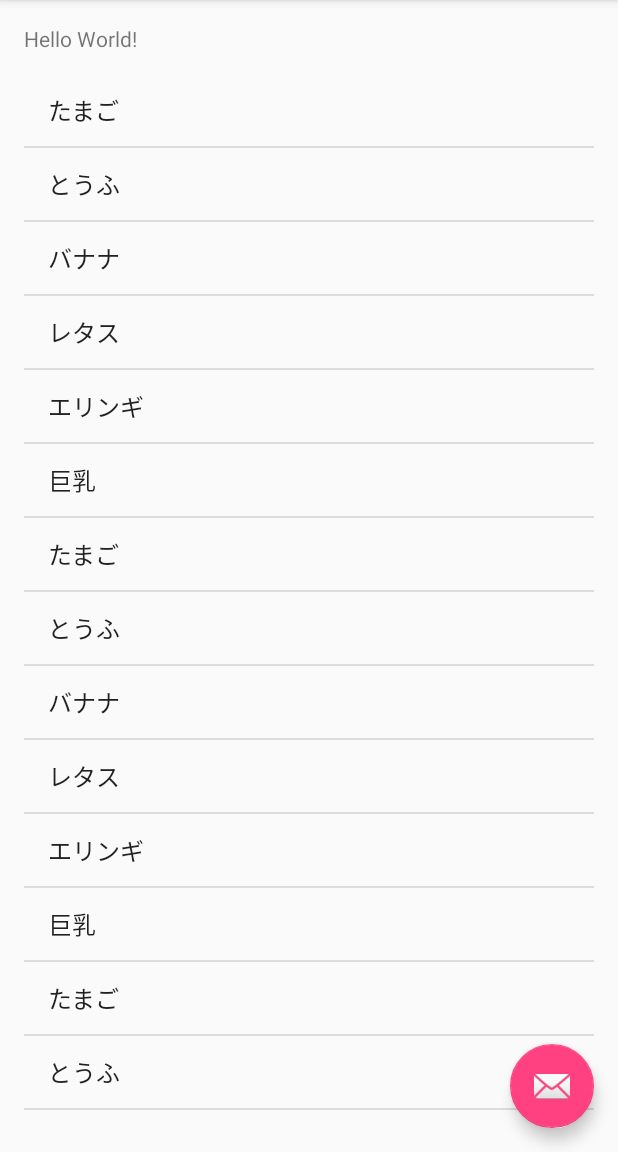
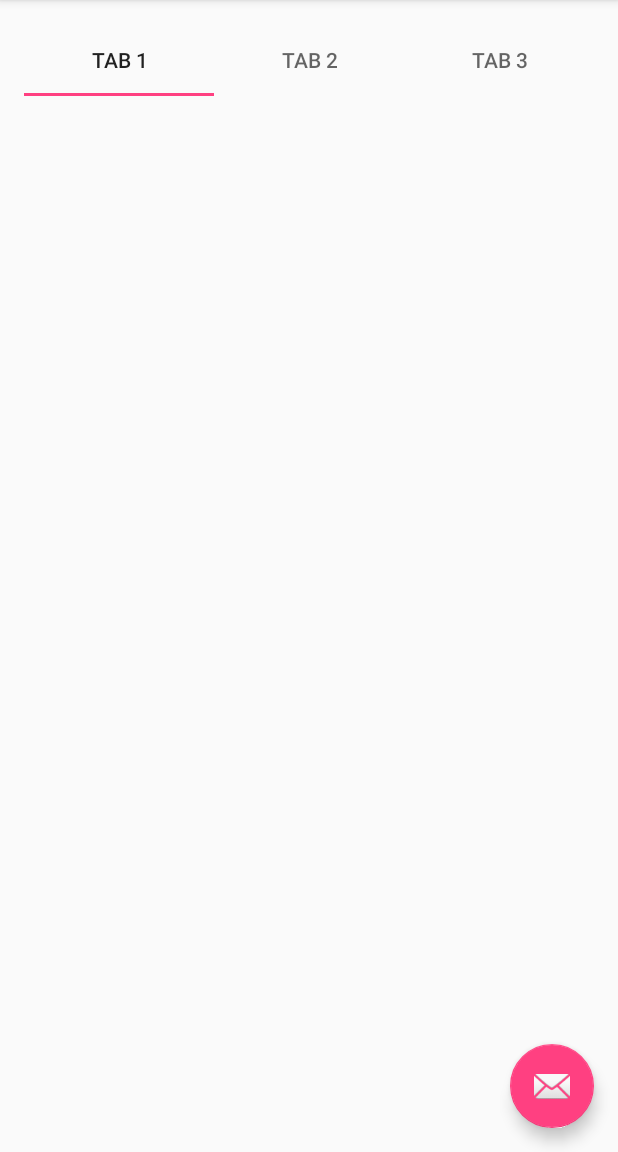
Before and after one commit to TeamNumazu/AGO01, an Android app: the screen it shows after launch (MainActivity), on a phone screen of 412 x 824 dp, the part 84-1236 px from its top. Run offline under Robolectric (Android 15) with nearby library versions, the light colour scheme and no system bars.

Commit message:
タブレイアウト追加

```diff
--- a/src/app/src/main/java/com/example/silve/ago01/MainActivity.java
+++ b/src/app/src/main/java/com/example/silve/ago01/MainActivity.java
@@ -15,7 +15,7 @@ import android.view.Menu;
 import android.view.MenuItem;
 import android.widget.ArrayAdapter;
 import android.widget.ListView;
-
+import android.support.design.widget.TabLayout;
 import com.example.silve.ago01.models.AgoContract;
 import com.example.silve.ago01.models.DataBaseHelper;
 
@@ -40,9 +40,13 @@ public class MainActivity extends AppCompatActivity
         super.onCreate(savedInstanceState);
         setContentView(R.layout.activity_main);
 
-        listView = (ListView) findViewById(R.id.listView);
-        ArrayAdapter<String> arrayAdapter = new ArrayAdapter<String>(this, android.R.layout.simple_list_item_1, foods);
-        listView.setAdapter(arrayAdapter);
+        TabLayout tabLayout = (TabLayout)  findViewById(R.id.tabs);
+
+
+
+        tabLayout.addTab(tabLayout.newTab().setText("Tab 1"));
+        tabLayout.addTab(tabLayout.newTab().setText("Tab 2"));
+        tabLayout.addTab(tabLayout.newTab().setText("Tab 3"));
 
         Toolbar toolbar = (Toolbar) findViewById(R.id.toolbar);
         setSupportActionBar(toolbar);
--- a/src/app/src/main/java/com/example/silve/ago01/models/specification/sql/item/SqlSpecification.java
+++ /dev/null
@@ -1 +0,0 @@
-package com.example.silve.ago01.models.specification.sql.item;
--- a/src/app/src/main/res/layout/content_main.xml
+++ b/src/app/src/main/res/layout/content_main.xml
@@ -13,19 +13,24 @@
     tools:context="com.example.silve.ago01.MainActivity"
     tools:showIn="@layout/app_bar_main">
 
-    <TextView
-        android:layout_width="wrap_content"
-        android:layout_height="wrap_content"
-        android:text="Hello World!"
-        android:id="@+id/textView2" />
+    <android.support.design.widget.TabLayout
+        android:id="@+id/tabs"
+        android:layout_width="match_parent"
+        android:layout_height="wrap_content" />
 
-    <ListView
-        android:layout_width="match_parent"
-        android:layout_height="match_parent"
-        android:layout_below="@+id/textView2"
-        android:layout_alignParentLeft="true"
-        android:layout_alignParentStart="true"
-        android:layout_marginTop="14dp"
-        android:id="@+id/listView" />
+    <!--<TextView-->
+        <!--android:layout_width="wrap_content"-->
+        <!--android:layout_height="wrap_content"-->
+        <!--android:text="Hello World!"-->
+        <!--android:id="@+id/textView2" />-->
+
+    <!--<ListView-->
+        <!--android:layout_width="match_parent"-->
+        <!--android:layout_height="match_parent"-->
+        <!--android:layout_below="@+id/textView2"-->
+        <!--android:layout_alignParentLeft="true"-->
+        <!--android:layout_alignParentStart="true"-->
+        <!--android:layout_marginTop="14dp"-->
+        <!--android:id="@+id/listView" />-->
 
 </RelativeLayout>
```
